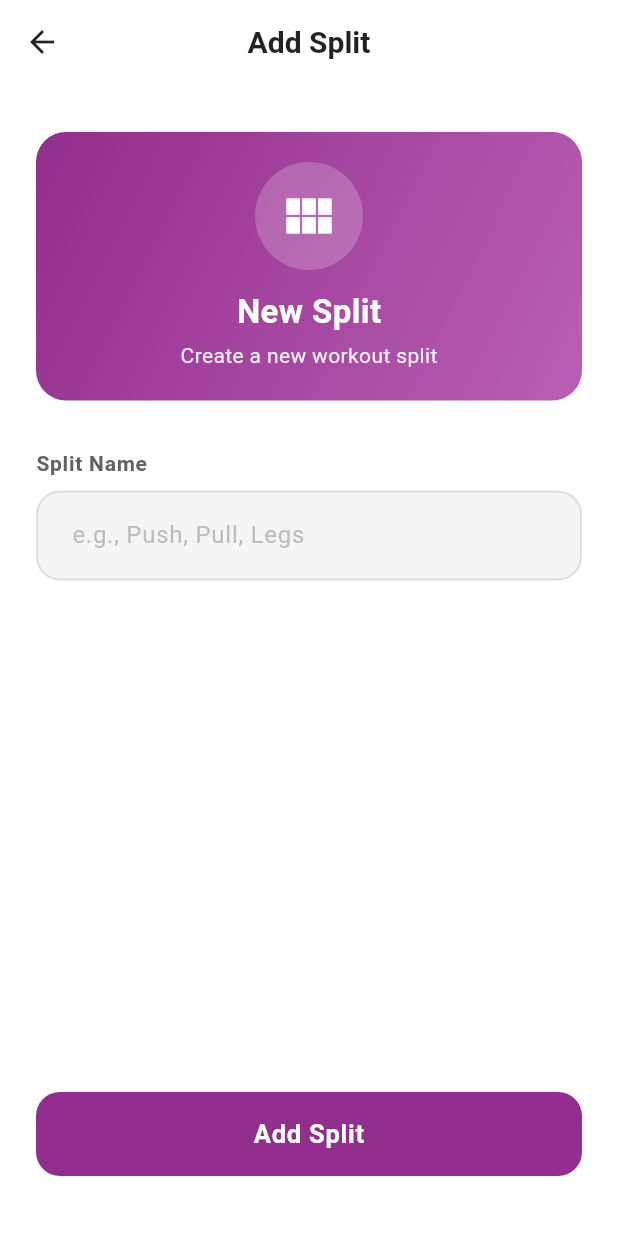
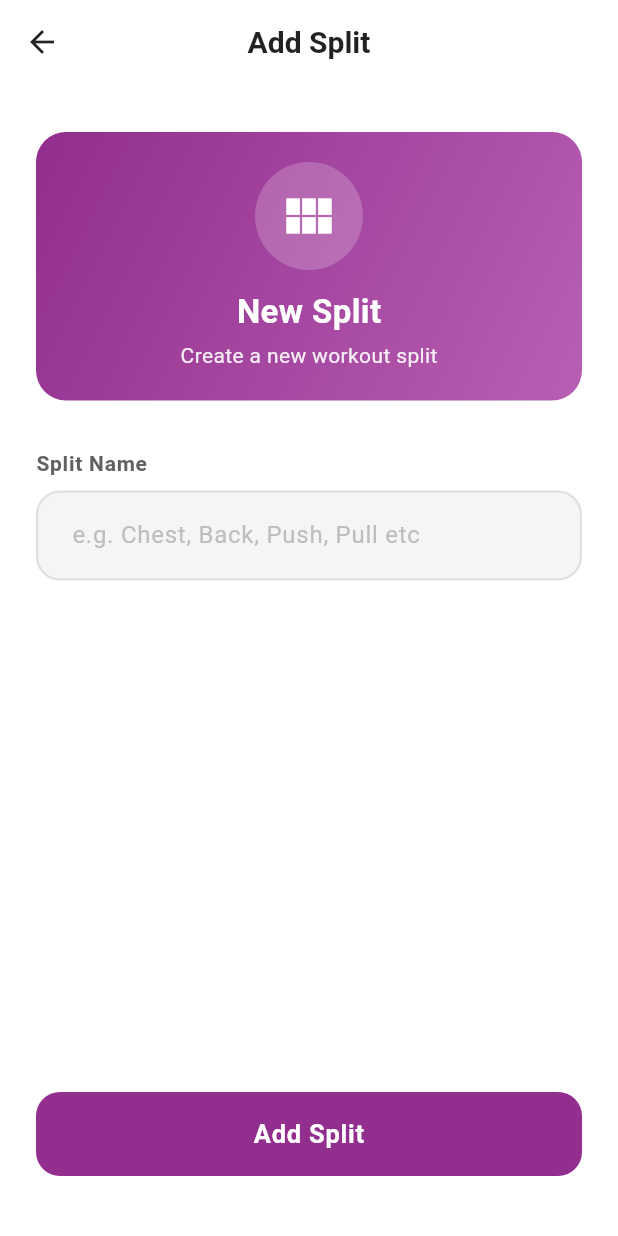
Before and after one commit to devonblackbeard/lifters_anonymous, a Flutter app: the ViewWorkoutSplit screen opened by its route, after a tap on the "add" icon, on a phone screen of 412 x 824 dp. Run offline on Flutter 3.47's test engine with Material 3 defaults, Android fonts, the phone set to English and light mode, and no system bars; our stand-ins replace flutter_slidable, hive, hive_flutter; accounts and stored records are empty.

Commit message:
Move colors to util and return to history page after finishing workout session

```diff
--- a/lib/add_workout_item.dart
+++ b/lib/add_workout_item.dart
@@ -1,6 +1,7 @@
 import 'package:flutter/material.dart';
 import 'package:lifters_anonymous/models/workout_dtos.dart';
 import 'package:lifters_anonymous/utils/database.dart';
+import 'package:lifters_anonymous/utils/styles.dart';
 
 class AddWorkoutItem extends StatefulWidget {
   final String type;
@@ -15,11 +16,6 @@ class _AddWorkoutItemState extends State<AddWorkoutItem> {
   final TextEditingController _controller = TextEditingController();
   String? selectedWorkoutId;
   DateTime selectedDate = DateTime.now();
-
-  // Define your brand color
-  static const Color primaryColor = Color(0xFF922E8D); // Your purple color
-  static const Color primaryLight = Color(0xFFB85FB3);
-  static const Color surfaceColor = Color(0xFFF5F5F5);
 
   @override
   void dispose() {
@@ -436,7 +432,7 @@ class _AddWorkoutItemState extends State<AddWorkoutItem> {
           decoration: InputDecoration(
             hintText:
                 widget.type == 'Split'
-                    ? "e.g., Push, Pull, Legs"
+                    ? "e.g. Chest, Back, Push, Pull etc"
                     : "e.g., Bench Press, Squats",
             hintStyle: TextStyle(
               color: Colors.grey.shade400,
--- a/lib/components/active_workout/active_session.dart
+++ b/lib/components/active_workout/active_session.dart
@@ -2,6 +2,7 @@ import 'package:flutter/material.dart';
 import 'package:lifters_anonymous/models/workout.dart';
 import 'package:lifters_anonymous/models/workout_dtos.dart';
 import 'package:lifters_anonymous/utils/database.dart';
+import 'package:lifters_anonymous/utils/styles.dart';
 
 class ActiveSession extends StatefulWidget {
   const ActiveSession({super.key});
@@ -11,9 +12,6 @@ class ActiveSession extends StatefulWidget {
 }
 
 class _ActiveSessionState extends State<ActiveSession> {
-  static const Color primaryColor = Color(0xFF922E8D);
-  static const Color primaryLight = Color(0xFFB85FB3);
-  static const Color surfaceColor = Color(0xFFF5F5F5);
 
   @override
   Widget build(BuildContext context) {
@@ -106,6 +104,7 @@ class _ActiveSessionState extends State<ActiveSession> {
                                 duration: const Duration(seconds: 2),
                               ),
                             );
+                            Navigator.pop(context); // CHATGPT: is this the correct way to return to the previous screen after ending the session?
                           },
                           style: ElevatedButton.styleFrom(
                             backgroundColor: primaryColor,
--- a/lib/components/active_workout/move_details.dart
+++ b/lib/components/active_workout/move_details.dart
@@ -1,5 +1,6 @@
 import 'package:flutter/material.dart';
 import 'package:lifters_anonymous/models/workout_dtos.dart';
+import 'package:lifters_anonymous/utils/styles.dart';
 
 class MoveDetails extends StatefulWidget {
   const MoveDetails({super.key});
@@ -9,10 +10,6 @@ class MoveDetails extends StatefulWidget {
 }
 
 class _MoveDetailsState extends State<MoveDetails> {
-  // App brand colors
-  static const Color primaryColor = Color(0xFF922E8D);
-  static const Color primaryLight = Color(0xFFB85FB3);
-  static const Color surfaceColor = Color(0xFFF5F5F5);
 
   List<Map<String, dynamic>> sets = [
     {"weight": "", "reps": ""},
--- a/lib/components/config_workout/view_workout_split.dart
+++ b/lib/components/config_workout/view_workout_split.dart
@@ -2,6 +2,7 @@ import 'package:flutter/material.dart';
 import 'package:flutter_slidable/flutter_slidable.dart';
 import 'package:lifters_anonymous/utils/database.dart';
 import 'package:lifters_anonymous/models/workout.dart';
+import 'package:lifters_anonymous/utils/styles.dart';
 import '../../add_workout_item.dart';
 import '../../shared/rename_routine_dialog.dart';
 
@@ -14,10 +15,6 @@ class ViewWorkoutSplit extends StatefulWidget {
 
 class _ViewWorkoutSplitState extends State<ViewWorkoutSplit> {
   // Define consistent brand colors
-  static const Color primaryColor = Color(0xFF922E8D);
-  static const Color primaryLight = Color(0xFFB85FB3);
-  static const Color surfaceColor = Color(0xFFF5F5F5);
-
   void navigateToAddSplit() async {
     final myBox = Database.workoutBox;
 
--- a/lib/components/config_workout/view_workout_split_details.dart
+++ b/lib/components/config_workout/view_workout_split_details.dart
@@ -4,6 +4,7 @@ import 'package:lifters_anonymous/add_workout_item.dart';
 import 'package:lifters_anonymous/shared/rename_routine_dialog.dart';
 import 'package:lifters_anonymous/models/workout.dart';
 import 'package:lifters_anonymous/utils/database.dart';
+import 'package:lifters_anonymous/utils/styles.dart';
 import 'package:lifters_anonymous/view_move_history.dart';
 
 class ViewWorkoutSplitDetails extends StatefulWidget {
@@ -17,11 +18,6 @@ class ViewWorkoutSplitDetails extends StatefulWidget {
 class _ViewWorkoutSplitDetailsState extends State<ViewWorkoutSplitDetails> {
   late Workout currentWorkout;
   bool _isInitialized = false;
-
-  // Define consistent brand colors
-  static const Color primaryColor = Color(0xFF922E8D);
-  static const Color primaryLight = Color(0xFFB85FB3);
-  static const Color surfaceColor = Color(0xFFF5F5F5);
 
   @override
   void didChangeDependencies() {
--- a/lib/fasting.dart
+++ b/lib/fasting.dart
@@ -1,5 +1,7 @@
 import 'package:flutter/material.dart';
 import 'dart:async';
+
+import 'package:lifters_anonymous/utils/styles.dart';
 
 class Fasting extends StatefulWidget {
   const Fasting({super.key});
@@ -13,10 +15,6 @@ class _FastingState extends State<Fasting> {
   Duration fastingDuration = Duration();
   Timer? _timer;
 
-  // Define consistent brand colors
-  static const Color primaryColor = Color(0xFF922E8D);
-  static const Color primaryLight = Color(0xFFB85FB3);
-  static const Color surfaceColor = Color(0xFFF5F5F5);
 
   @override
   void initState() {
--- /dev/null
+++ b/lib/utils/styles.dart
@@ -0,0 +1,5 @@
+import 'dart:ui';
+
+const Color primaryColor = Color(0xFF922E8D);
+const Color primaryLight = Color(0xFFB85FB3);
+const Color surfaceColor = Color(0xFFF5F5F5);
```
Also changed, not shown: lib/history.dart (+2 -5 lines), 1 other file.
